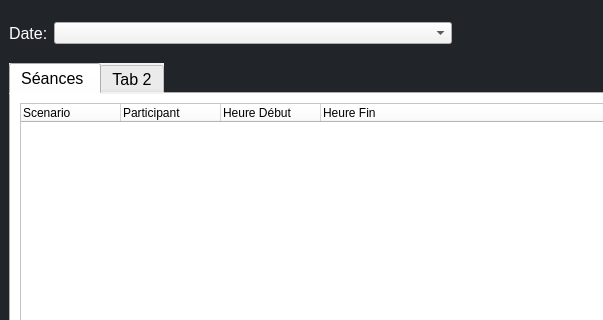
The window that gui/interface.ui (cedricauc/studi-escape-game-desktop) describes before a commit, drawn with Qt 5; both pictures show x 0 to 603 and y 0 to 320 of the 910 by 742 pixel window.
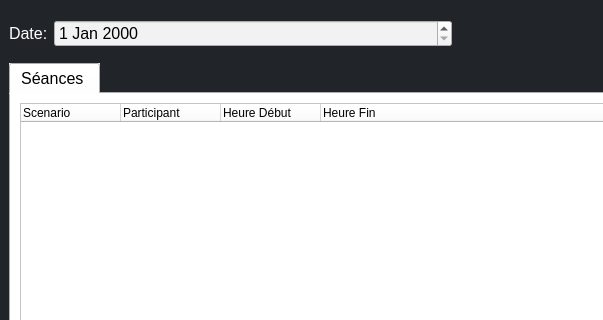
The same window after the commit.

```diff
--- a/gui/interface.ui
+++ b/gui/interface.ui
@@ -36,7 +36,6 @@
          <widget class="QLabel" name="dateLabel">
           <property name="font">
            <font>
-            <family>Arial</family>
             <pointsize>12</pointsize>
            </font>
           </property>
@@ -52,7 +51,12 @@
          </widget>
         </item>
         <item row="0" column="1">
-         <widget class="QComboBox" name="date">
+         <widget class="QDateEdit" name="dateEdit">
+          <property name="font">
+           <font>
+            <pointsize>12</pointsize>
+           </font>
+          </property>
           <property name="styleSheet">
            <string notr="true">background-color: #f2f2f2</string>
           </property>
@@ -108,9 +112,11 @@
      <layout class="QHBoxLayout" name="horizontalLayoutBottom">
       <item>
        <widget class="QTabWidget" name="horizontal_tab">
+        <property name="enabled">
+         <bool>true</bool>
+        </property>
         <property name="font">
          <font>
-          <family>Arial</family>
           <pointsize>12</pointsize>
          </font>
         </property>
@@ -166,11 +172,6 @@
           </item>
          </layout>
         </widget>
-        <widget class="QWidget" name="tab_2">
-         <attribute name="title">
-          <string>Tab 2</string>
-         </attribute>
-        </widget>
        </widget>
       </item>
      </layout>
```
Left out of the diff: 2 changed lines with no effect on the pictures.
